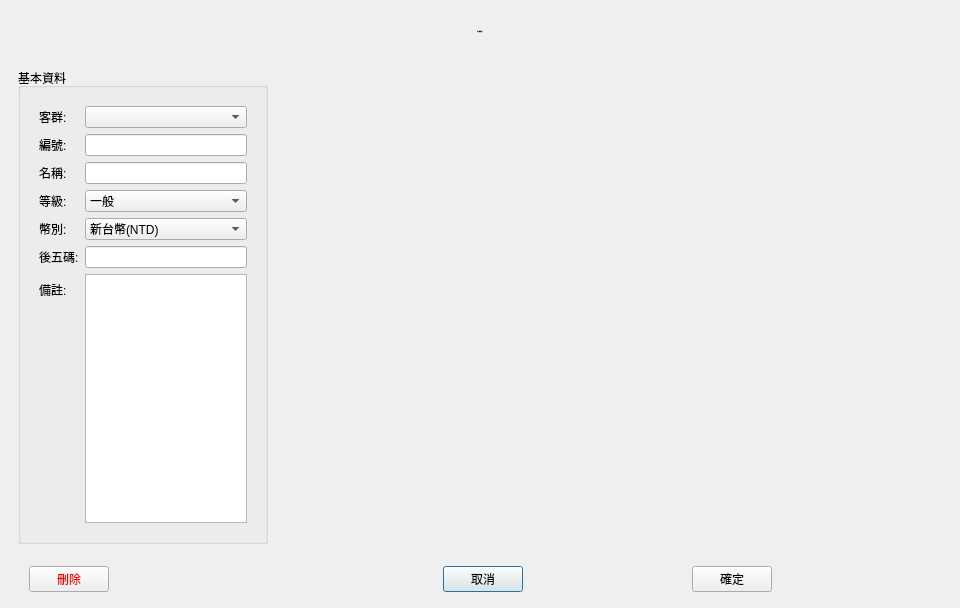
This is src/AdbClient/StageCustomerService/DialogCustomerEdit.ui in roger0816/Adb as Qt 5 draws it before an edit. The edited form follows.
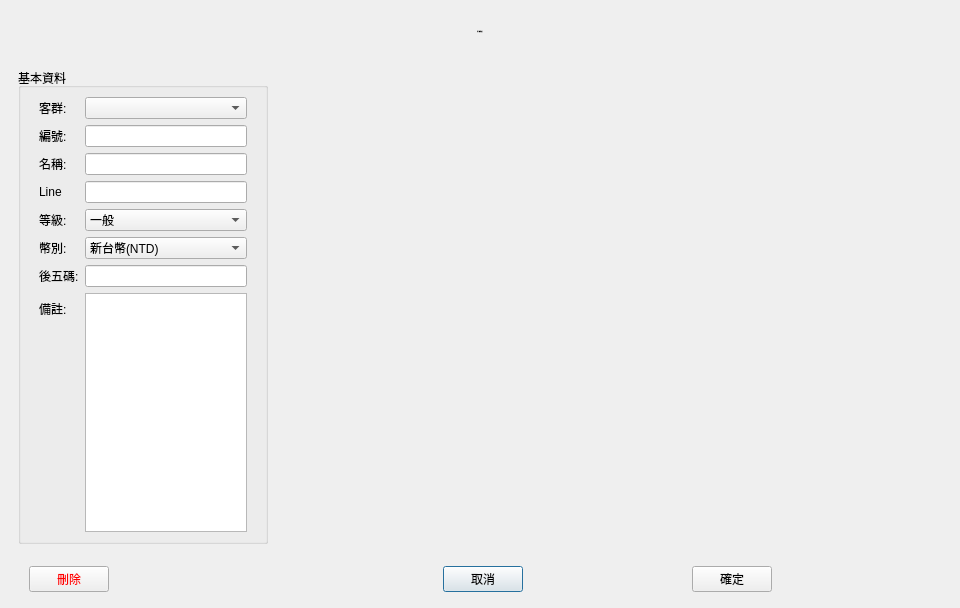
This is the edited form. Custom widgets are drawn as their Qt base class.

```diff
--- a/src/AdbClient/StageCustomerService/DialogCustomerEdit.ui
+++ b/src/AdbClient/StageCustomerService/DialogCustomerEdit.ui
@@ -112,6 +112,12 @@
             <string>基本資料</string>
            </property>
            <layout class="QGridLayout" name="gridLayout_4">
+            <property name="topMargin">
+             <number>0</number>
+            </property>
+            <property name="bottomMargin">
+             <number>0</number>
+            </property>
             <item row="0" column="0">
              <widget class="QWidget" name="widget_4" native="true">
               <property name="font">
@@ -145,14 +151,14 @@
                  </property>
                 </widget>
                </item>
-               <item row="6" column="0">
+               <item row="7" column="0">
                 <widget class="QLabel" name="label_8">
                  <property name="text">
                   <string>備註:</string>
                  </property>
                 </widget>
                </item>
-               <item row="6" column="1">
+               <item row="7" column="1">
                 <widget class="QTextEdit" name="txNote1"/>
                </item>
                <item row="2" column="0">
@@ -165,14 +171,14 @@
                <item row="2" column="1">
                 <widget class="QLineEdit" name="txName"/>
                </item>
-               <item row="3" column="0">
+               <item row="4" column="0">
                 <widget class="QLabel" name="label_6">
                  <property name="text">
                   <string>等級:</string>
                  </property>
                 </widget>
                </item>
-               <item row="3" column="1">
+               <item row="4" column="1">
                 <widget class="QComboBox" name="cbVip">
                  <item>
                   <property name="text">
@@ -186,14 +192,14 @@
                  </item>
                 </widget>
                </item>
-               <item row="4" column="0">
+               <item row="5" column="0">
                 <widget class="QLabel" name="label_2">
                  <property name="text">
                   <string>幣別:</string>
                  </property>
                 </widget>
                </item>
-               <item row="4" column="1">
+               <item row="5" column="1">
                 <widget class="QComboBox" name="cbCurrency">
                  <item>
                   <property name="text">
@@ -222,19 +228,29 @@
                  </item>
                 </widget>
                </item>
-               <item row="5" column="0">
+               <item row="6" column="0">
                 <widget class="QLabel" name="label_4">
                  <property name="text">
                   <string>後五碼:</string>
                  </property>
                 </widget>
                </item>
-               <item row="5" column="1">
+               <item row="6" column="1">
                 <widget class="QLineEdit" name="txNum5"/>
                </item>
                <item row="1" column="1">
                 <widget class="QLineEdit" name="lbId"/>
                </item>
+               <item row="3" column="1">
+                <widget class="QLineEdit" name="txLine"/>
+               </item>
+               <item row="3" column="0">
+                <widget class="QLabel" name="label_7">
+                 <property name="text">
+                  <string>Line</string>
+                 </property>
+                </widget>
+               </item>
               </layout>
              </widget>
             </item>
```
